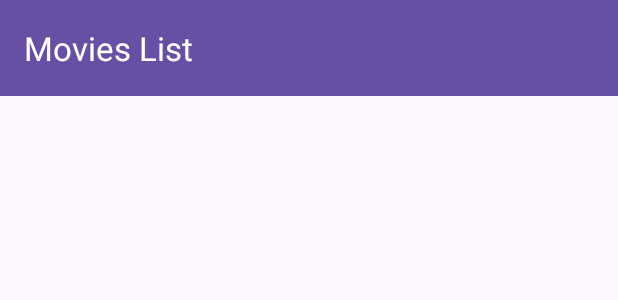
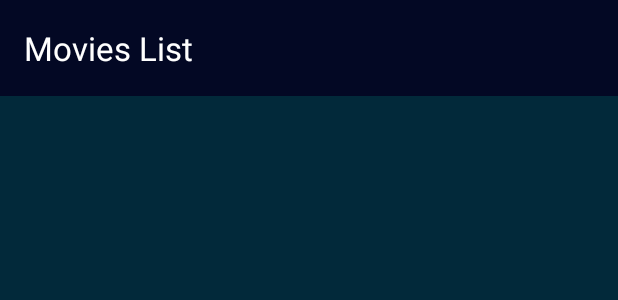
Before and after one commit to Ashirwad-Kushwaha/Movies_list_Assignment, an Android app: the layout activity_main.xml on its own in the app's theme, with its tools: preview values and no code run, on a phone screen of 412 x 824 dp. Shown: the top 300 px of the screen. Run offline under Robolectric (Android 15) with nearby library versions, the phone set to English and light mode, and no system bars.

Commit message:
added splash screen changed bg color

```diff
--- a/app/src/main/java/com/example/movies_list/MovieDetailActivity.kt
+++ b/app/src/main/java/com/example/movies_list/MovieDetailActivity.kt
@@ -19,6 +19,8 @@ class MovieDetailActivity : AppCompatActivity() {
         movie?.let {
             binding.tvMovieTitleDetail.text = it.title
             binding.tvMovieReleaseDateDetail.text = "Release Date: ${it.releaseDate}"
+            binding.tvMovieRatingDetail.text = "${it.imdbRating}"
+            binding.tvMovieDurationDetail.text = "${it.duration}"
             binding.tvMovieCastDetail.text = "Cast: ${it.actors}"
             binding.tvMovieDescriptionDetail.text = it.storyline
 
--- a/app/src/main/java/com/example/movies_list/network/RetrofitInstance.kt
+++ b/app/src/main/java/com/example/movies_list/network/RetrofitInstance.kt
@@ -4,7 +4,7 @@ import retrofit2.Retrofit
 import retrofit2.converter.gson.GsonConverterFactory
 
 object RetrofitInstance {
-    private const val BASE_URL = "https://run.mocky.io/v3/12d9a100-f252-4f2c-bf25-d2b770cdb55d/"
+    private const val BASE_URL = "https://run.mocky.io/v3/c3a7eee6-f729-411c-869d-af4e3fe621d7/"
 
     val apiService: ApiService by lazy {
         Retrofit.Builder()
--- /dev/null
+++ b/app/src/main/res/drawable/baseline_star_24.xml
@@ -0,0 +1,5 @@
+<vector xmlns:android="http://schemas.android.com/apk/res/android" android:height="15dp" android:tint="#FDEA00" android:viewportHeight="24" android:viewportWidth="24" android:width="15dp">
+
+    <path android:fillColor="@android:color/white" android:pathData="M12,17.27L18.18,21l-1.64,-7.03L22,9.24l-7.19,-0.61L12,2 9.19,8.63 2,9.24l5.46,4.73L5.82,21z"/>
+
+</vector>
--- /dev/null
+++ b/app/src/main/res/drawable/ic_star.xml
@@ -0,0 +1,5 @@
+<vector xmlns:android="http://schemas.android.com/apk/res/android" android:height="24dp" android:tint="#FDEA00" android:viewportHeight="24" android:viewportWidth="24" android:width="24dp">
+
+    <path android:fillColor="@android:color/white" android:pathData="M12,17.27L18.18,21l-1.64,-7.03L22,9.24l-7.19,-0.61L12,2 9.19,8.63 2,9.24l5.46,4.73L5.82,21z"/>
+
+</vector>
--- a/app/src/main/res/layout/activity_main.xml
+++ b/app/src/main/res/layout/activity_main.xml
@@ -5,22 +5,24 @@
     android:id="@+id/main"
     android:layout_width="match_parent"
     android:layout_height="match_parent"
-    tools:context=".MainActivity">
+    tools:context=".MainActivity"
+    android:background="#02293A">
 
     <!-- Toolbar -->
     <androidx.appcompat.widget.Toolbar
         android:id="@+id/toolbar"
         android:layout_width="match_parent"
         android:layout_height="wrap_content"
-        android:background="?attr/colorPrimary"
+        android:background="#030824"
         android:minHeight="?attr/actionBarSize"
         android:theme="?attr/actionBarTheme"
         app:layout_constraintStart_toStartOf="parent"
         app:layout_constraintTop_toTopOf="parent"
         app:title="Movies List"
+        app:titleMarginTop="10dp"
         app:titleTextColor="@android:color/white"
         app:titleMarginStart="16dp"
-        app:titleMarginEnd="16dp"
+        app:titleMarginEnd="4dp"
         android:elevation="4dp"
         />
 
--- a/app/src/main/res/layout/item_movie.xml
+++ b/app/src/main/res/layout/item_movie.xml
@@ -16,7 +16,7 @@
         android:layout_width="match_parent"
         android:layout_height="match_parent"
         android:layout_marginTop="4dp"
-
         android:gravity="center_horizontal"
-        android:textSize="20sp" />
+        android:textSize="20sp"
+        android:textColor="@color/white"/>
     </LinearLayout>
--- a/app/src/main/res/layout/item_movie_category.xml
+++ b/app/src/main/res/layout/item_movie_category.xml
@@ -10,14 +10,18 @@
             android:id="@+id/tvCategoryTitle"
             android:layout_width="wrap_content"
             android:layout_height="wrap_content"
-            android:textSize="18sp"
-            android:textStyle="bold"/>
+            android:layout_marginStart="5dp"
+            android:textSize="28sp"
+            android:textStyle="bold"
+            android:textColor="@color/white"
+            />
 
         <androidx.recyclerview.widget.RecyclerView
             android:id="@+id/rvMovies"
             android:layout_width="match_parent"
             android:layout_height="wrap_content"
             android:layout_marginTop="8dp"
+            android:layout_marginBottom="10dp"
             android:orientation="horizontal"
             tools:listitem="@layout/item_movie"/>
 
```
Also changed, not shown: app/src/main/AndroidManifest.xml (+4 -4 lines), app/src/main/java/com/example/movies_list/LogoSplash.kt (added, +23 -0 lines), app/src/main/res/layout/activity_logo_splash.xml (added, +11 -0 lines), app/src/main/res/layout/activity_movie_detail.xml (+42 -3 lines), app/src/main/res/drawable/logo.jpg (added).
